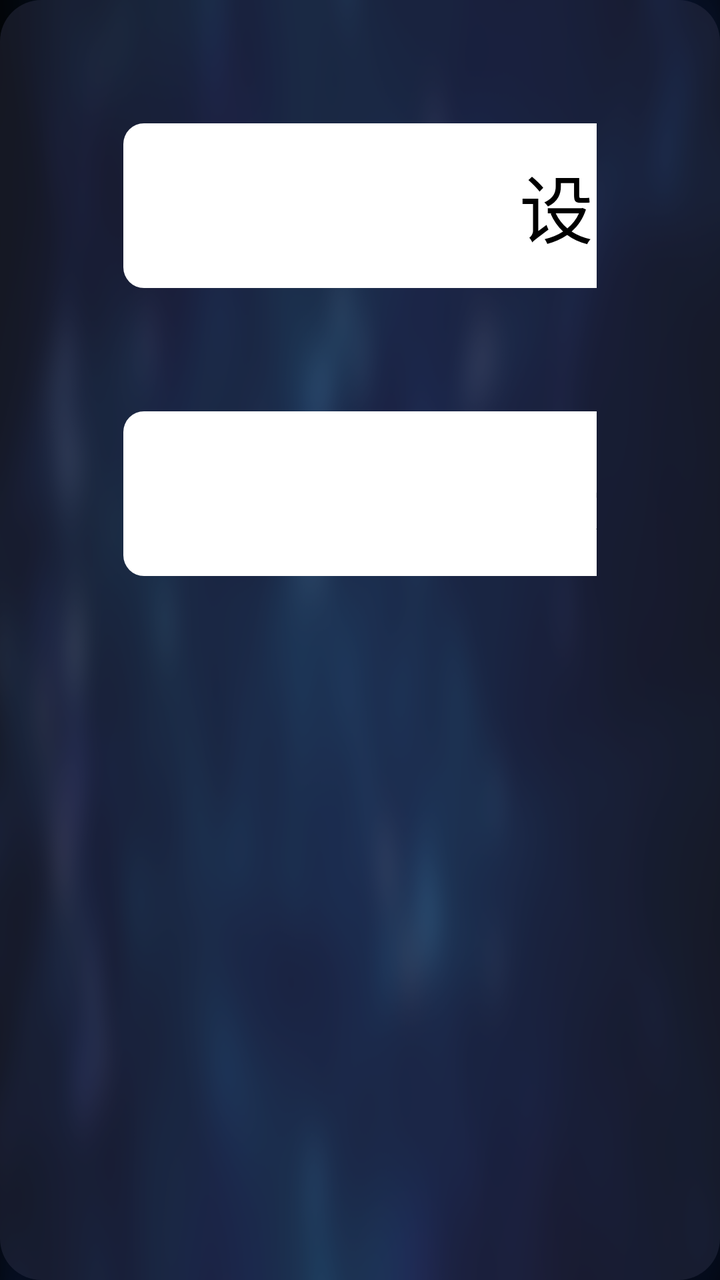
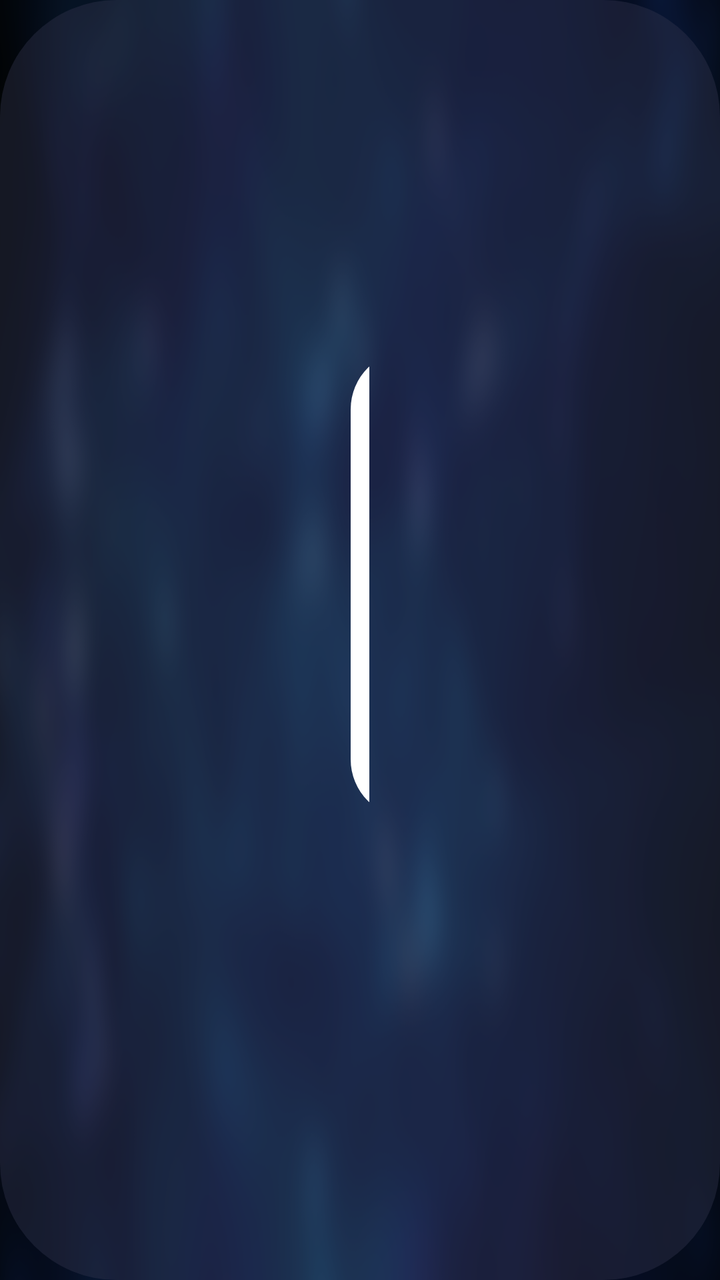

Compare the two renders of this Android layout. The source of the first and the diff that turns it into the second are given below.
<!-- AndroidManifest.xml: application theme AppTheme.NoActionBar -->
<!-- res/layout/dialog_parse_set.xml -->
<?xml version="1.0" encoding="utf-8"?>
<LinearLayout xmlns:android="http://schemas.android.com/apk/res/android"
    android:layout_width="wrap_content"
    android:layout_height="wrap_content"
    android:layout_gravity="center"
    android:background="@drawable/model_dialog_bg"
    android:orientation="vertical"
    android:padding="30pt">

    <TextView
        android:id="@+id/tvSrcDefault"
        android:layout_width="300pt"
        android:layout_height="40pt"
        android:background="@drawable/splash_focus"
        android:focusable="true"
        android:focusableInTouchMode="true"
        android:gravity="center"
        android:text="设为默认解析"
        android:textColor="@android:color/black"
        android:textSize="18pt" />

    <TextView
        android:id="@+id/tvSrcDel"
        android:layout_width="300pt"
        android:layout_height="40pt"
        android:layout_marginTop="30pt"
        android:background="@drawable/splash_focus"
        android:focusable="true"
        android:focusableInTouchMode="true"
        android:gravity="center"
        android:text="删除解析"
        android:textColor="@android:color/black"
        android:textSize="18pt" />

</LinearLayout>
<!-- resources referenced by this layout -->
<resources>
  <!-- drawable model_dialog_bg (drawable) -->
  <?xml version="1.0" encoding="utf-8"?>
  <shape xmlns:android="http://schemas.android.com/apk/res/android">
      <corners android:radius="10pt"/>
      <solid android:color="@color/color_6632364E"/>
  </shape>
  <!-- drawable splash_focus (drawable) -->
  <?xml version="1.0" encoding="utf-8"?>
  <selector xmlns:android="http://schemas.android.com/apk/res/android">
      <item android:state_focused="true">
          <shape>
              <corners android:radius="5pt" />
              <solid android:color="@android:color/white" />
              <stroke android:width="2pt" android:color="@color/color_FF5F00" />
          </shape>
      </item>
      <item android:state_focused="false">
          <shape>
              <corners android:radius="5pt" />
              <solid android:color="@android:color/white" />
          </shape>
      </item>
  </selector>
  <style name="AppTheme.NoActionBar">
          <item name="android:windowActionBar">false</item>
          <item name="android:windowNoTitle">true</item>
          <item name="windowActionBar">false</item>
          <item name="android:windowFullscreen">true</item>//全屏即无通知栏
          <item name="android:windowContentOverlay">@null</item>//是否有遮盖
          <item name="windowNoTitle">true</item>
          <item name="android:keepScreenOn">true</item>
          
          <item name="android:windowBackground">@drawable/vod_thumb</item>
      </style>
  <color name="color_6632364E">#6632364E</color>
  <color name="color_FF5F00">#FF5F00</color>
  <!-- drawable vod_thumb: png bitmap (drawable-xhdpi, 198620 bytes) -->
</resources>

<!-- the commit's change to res/layout/dialog_parse_set.xml (unified diff, before → after) -->
@@ -5,31 +5,31 @@
     android:layout_gravity="center"
     android:background="@drawable/model_dialog_bg"
     android:orientation="vertical"
-    android:padding="30pt">
+    android:padding="30mm">
 
     <TextView
         android:id="@+id/tvSrcDefault"
-        android:layout_width="300pt"
-        android:layout_height="40pt"
+        android:layout_width="300mm"
+        android:layout_height="40mm"
         android:background="@drawable/splash_focus"
         android:focusable="true"
         android:focusableInTouchMode="true"
         android:gravity="center"
         android:text="设为默认解析"
         android:textColor="@android:color/black"
-        android:textSize="18pt" />
+        android:textSize="18mm" />
 
     <TextView
         android:id="@+id/tvSrcDel"
-        android:layout_width="300pt"
-        android:layout_height="40pt"
-        android:layout_marginTop="30pt"
+        android:layout_width="300mm"
+        android:layout_height="40mm"
+        android:layout_marginTop="30mm"
         android:background="@drawable/splash_focus"
         android:focusable="true"
         android:focusableInTouchMode="true"
         android:gravity="center"
         android:text="删除解析"
         android:textColor="@android:color/black"
-        android:textSize="18pt" />
+        android:textSize="18mm" />
 
 </LinearLayout>
<!-- resource entries referenced after the edit -->
@@ -3,7 +3,7 @@
   <!-- drawable model_dialog_bg (drawable) -->
   <?xml version="1.0" encoding="utf-8"?>
   <shape xmlns:android="http://schemas.android.com/apk/res/android">
-      <corners android:radius="10pt"/>
+      <corners android:radius="10mm"/>
       <solid android:color="@color/color_6632364E"/>
   </shape>
   <!-- drawable splash_focus (drawable) -->
@@ -11,14 +11,14 @@
   <selector xmlns:android="http://schemas.android.com/apk/res/android">
       <item android:state_focused="true">
           <shape>
-              <corners android:radius="5pt" />
+              <corners android:radius="5mm" />
               <solid android:color="@android:color/white" />
-              <stroke android:width="2pt" android:color="@color/color_FF5F00" />
+              <stroke android:width="2mm" android:color="@color/color_FF5F00" />
           </shape>
       </item>
       <item android:state_focused="false">
           <shape>
-              <corners android:radius="5pt" />
+              <corners android:radius="5mm" />
               <solid android:color="@android:color/white" />
           </shape>
       </item>
